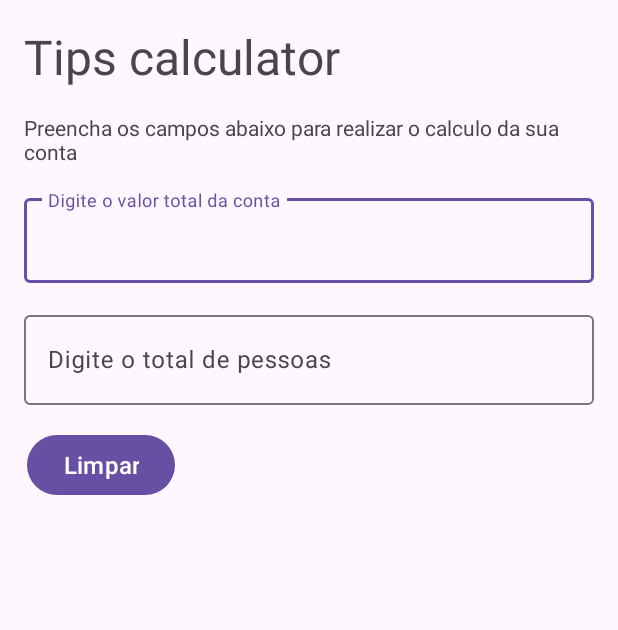
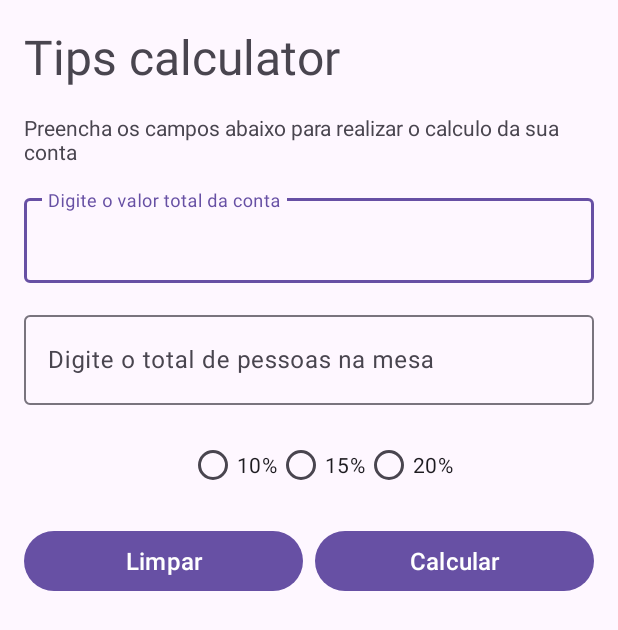
Before and after one commit to kotlinpj/tipcalculator, an Android app: the screen it shows after launch (MainActivity), on a phone screen of 412 x 824 dp. Shown: the top 630 px of the screen. Run offline under Robolectric (Android 15) with nearby library versions, the phone set to English and light mode, and no system bars.

Commit message:
adicionando radio button de porcentagem

```diff
--- a/app/src/main/res/layout/activity_main.xml
+++ b/app/src/main/res/layout/activity_main.xml
@@ -50,28 +50,84 @@
         android:layout_width="match_parent"
         android:layout_height="wrap_content"
         android:layout_margin="16dp"
-
+        app:layout_constraintEnd_toEndOf="parent"
         app:layout_constraintStart_toStartOf="parent"
         app:layout_constraintTop_toBottomOf="@+id/til_total">
 
         <com.google.android.material.textfield.TextInputEditText
             android:layout_width="match_parent"
             android:layout_height="60dp"
-            android:hint="Digite o total de pessoas"
+            android:hint="Digite o total de pessoas na mesa"
             android:inputType="number"
             android:maxLength="3" />
+
     </com.google.android.material.textfield.TextInputLayout>
 
+
+    <RadioGroup
+        android:id="@+id/rg_porcentagem"
+        android:layout_width="match_parent"
+        android:layout_height="wrap_content"
+        android:layout_marginTop="16dp"
+        android:layout_marginStart="16dp"
+        android:orientation="horizontal"
+        android:gravity="center_horizontal"
+        app:layout_constraintEnd_toEndOf="@+id/til_pessoas"
+        app:layout_constraintStart_toStartOf="@+id/til_pessoas"
+        app:layout_constraintTop_toBottomOf="@+id/til_pessoas">
+
+        <RadioButton
+            android:id="@+id/rb_dez_porcento"
+            android:layout_width="wrap_content"
+            android:layout_height="wrap_content"
+            android:text="10%">
+        </RadioButton>
+
+        <RadioButton
+            android:id="@+id/rb_quinze_porcento"
+            android:layout_width="wrap_content"
+            android:layout_height="wrap_content"
+            android:text="15%">
+        </RadioButton>
+
+        <RadioButton
+            android:id="@+id/rb_vinte_porcento"
+            android:layout_width="wrap_content"
+            android:layout_height="wrap_content"
+            android:text="20%">
+        </RadioButton>
+
+    </RadioGroup>
+
     <Button
-        android:layout_width="wrap_content"
+        android:id="@+id/btn_limpar"
+        android:layout_width="0dp"
         android:layout_height="wrap_content"
-        android:layout_margin="16dp"
-        android:layout_marginTop="20dp"
+        android:layout_marginTop="16dp"
+        android:layout_marginEnd="4dp"
         android:text="Limpar"
         android:textSize="16dp"
-        app:layout_constraintEnd_toEndOf="parent"
-        app:layout_constraintHorizontal_bias="0.006"
-        app:layout_constraintStart_toStartOf="parent"
-        app:layout_constraintTop_toBottomOf="@+id/til_pessoas" />
+        app:layout_constraintEnd_toStartOf="@+id/vertical_guideline"
+        app:layout_constraintStart_toStartOf="@+id/til_pessoas"
+        app:layout_constraintTop_toBottomOf="@+id/rg_porcentagem" />
+
+    <Button
+        android:id="@+id/btn_calcular"
+        android:layout_width="0dp"
+        android:layout_height="wrap_content"
+        android:layout_marginTop="16dp"
+        android:layout_marginStart="4dp"
+        android:text="Calcular"
+        android:textSize="16dp"
+        app:layout_constraintStart_toStartOf="@+id/vertical_guideline"
+        app:layout_constraintEnd_toEndOf="@+id/til_pessoas"
+        app:layout_constraintTop_toBottomOf="@+id/rg_porcentagem"/>
+
+    <androidx.constraintlayout.widget.Guideline
+        android:id="@+id/vertical_guideline"
+        android:orientation="vertical"
+        app:layout_constraintGuide_percent="0.5"
+        android:layout_width="wrap_content"
+        android:layout_height="wrap_content"/>
 
 </androidx.constraintlayout.widget.ConstraintLayout>
```
